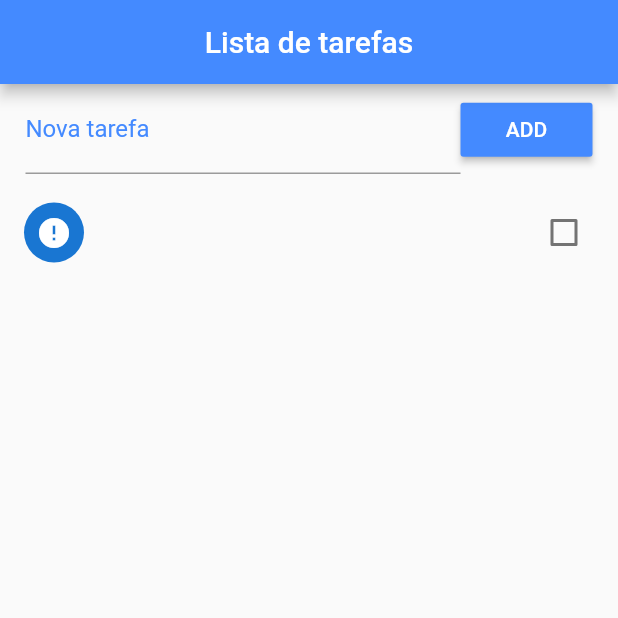
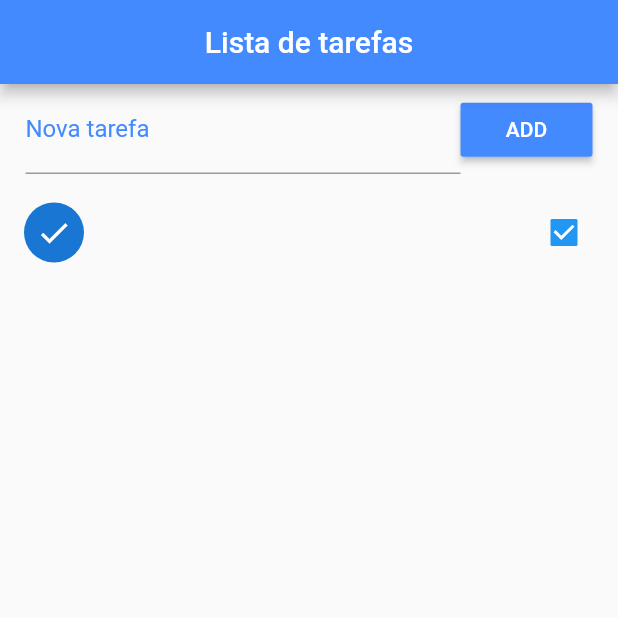
Before and after one commit to Tashima42/lista_tarefas, a Flutter app: the screen it shows after launch, after a tap on "ADD", after a tap on the "error" icon, on a phone screen of 412 x 824 dp, the top half of it. Run offline on Flutter 3.47's test engine with Material 2 defaults, Android fonts, the phone set to English and light mode, and no system bars.

Commit message:
Layout atualizado, save local e remoção de tarefas adicionadas
Elementos de layout adicionados,
Salvamento em um arquivo JSON local adicionados,
Remoção de tarefas e snack bar para desfazer adicionados

```diff
--- a/lib/main.dart
+++ b/lib/main.dart
@@ -5,7 +5,7 @@ import 'dart:io';
 import 'package:flutter/material.dart';
 import 'package:path_provider/path_provider.dart';
 
-void main(){
+void main() {
   runApp(MaterialApp(
     home: Home(),
   ));
@@ -18,6 +18,8 @@ class Home extends StatefulWidget {
 
 class _HomeState extends State<Home> {
   List _toDoList = [];
+  Map<String, dynamic> _lastRemoved;
+  int _lastRemovedPos;
 
   void initState() {
     super.initState();
@@ -36,6 +38,7 @@ class _HomeState extends State<Home> {
       _textFielController.text = "";
       newToDo["ok"] = false;
       _toDoList.add(newToDo);
+      _saveData();
     });
   }
 
@@ -78,11 +81,25 @@ class _HomeState extends State<Home> {
             child: ListView.builder(
                 padding: EdgeInsets.only(top: 10.0),
                 itemCount: _toDoList.length,
-              itemBuilder: (context, index) {
-                return CheckboxListTile(
-                  onChanged: (check) {
-                    setState(() {});
-                  },
+                itemBuilder: buildItem),
+          )
+        ],
+      ),
+    );
+  }
+
+  Widget buildItem(context, index) {
+    return Dismissible(
+      key: Key(DateTime.now().millisecondsSinceEpoch.toString()),
+      background: Container(
+        color: Colors.red,
+        child: Align(
+          alignment: Alignment(-0.9, 0.0),
+          child: Icon(Icons.delete, color: Colors.white),
+        ),
+      ),
+      direction: DismissDirection.startToEnd,
+      child: CheckboxListTile(
         title: Text(_toDoList[index]["title"]),
         value: _toDoList[index]["ok"],
         secondary: CircleAvatar(
@@ -90,12 +107,34 @@ class _HomeState extends State<Home> {
             _toDoList[index]["ok"] ? Icons.check : Icons.error,
           ),
         ),
-                );
+        onChanged: (check) {
+          setState(() {
+            _toDoList[index]["ok"] = check;
+            _saveData();
+          });
         },
       ),
-          )
-        ],
-      ),
+      onDismissed: (direction) {
+        setState(() {
+          _lastRemoved = Map.from(_toDoList[index]);
+          _lastRemovedPos = index;
+          _toDoList.removeAt(_lastRemovedPos);
+          _saveData();
+
+          final snack = SnackBar(
+            content: Text("Tarefa '${_lastRemoved["title"]}' removida!"),
+            action: SnackBarAction(label: "Desfazer",
+            onPressed: (){
+              setState(() {
+              _toDoList.insert(_lastRemovedPos, _lastRemoved);
+              _saveData();
+              });
+            }),
+            duration: Duration(seconds: 2),
+            );
+            Scaffold.of(context).showSnackBar(snack);
+        });
+      },
     );
   }
 
```
Lines whose indentation alone changed are shown as unchanged.
